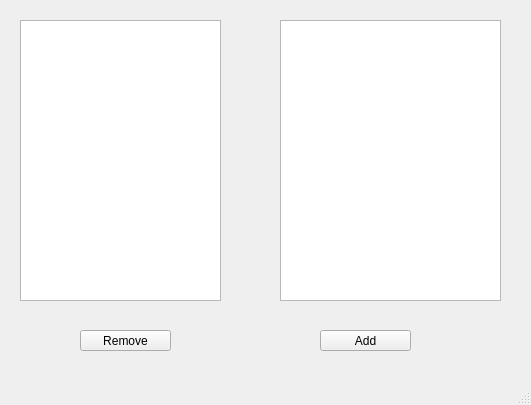
First picture: the form in together/addstu.ui, repository SDSMT-CSC464-F15/dancesoft, before the edit.
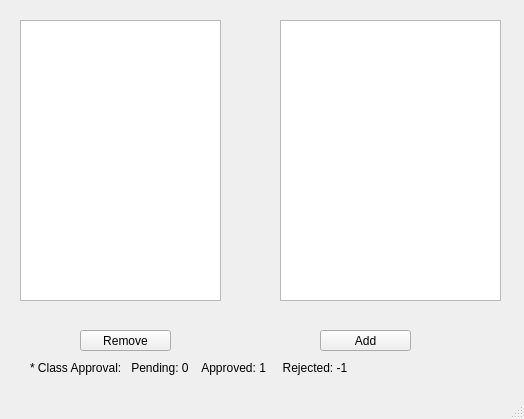
Second picture: the form after the edit.

Commit message: Addstu Changes, fee rate checkboxes, and password changes

What changed in the file:
```diff
--- a/together/addstu.ui
+++ b/together/addstu.ui
@@ -6,8 +6,8 @@
    <rect>
     <x>0</x>
     <y>0</y>
-    <width>531</width>
-    <height>405</height>
+    <width>524</width>
+    <height>419</height>
    </rect>
   </property>
   <property name="windowTitle">
@@ -60,6 +60,29 @@
      <string>Add</string>
     </property>
    </widget>
+   <widget class="QTableView" name="Stu_tableView">
+    <property name="geometry">
+     <rect>
+      <x>280</x>
+      <y>20</y>
+      <width>221</width>
+      <height>281</height>
+     </rect>
+    </property>
+   </widget>
+   <widget class="QLabel" name="label">
+    <property name="geometry">
+     <rect>
+      <x>30</x>
+      <y>360</y>
+      <width>571</width>
+      <height>16</height>
+     </rect>
+    </property>
+    <property name="text">
+     <string>* Class Approval:   Pending: 0    Approved: 1     Rejected: -1</string>
+    </property>
+   </widget>
   </widget>
   <widget class="QMenuBar" name="menubar">
    <property name="geometry">
```
Left out of the diff: 12 changed lines with no effect on the pictures. The commit also changes 74 other files.
